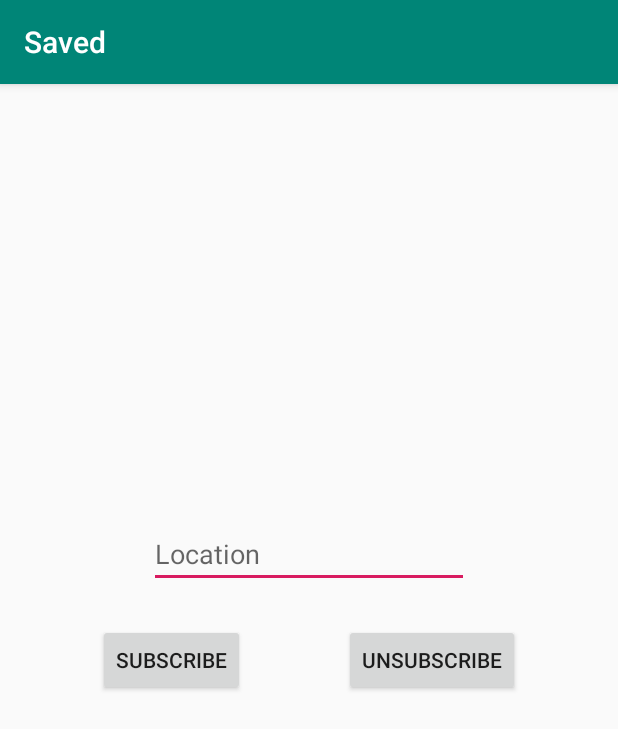
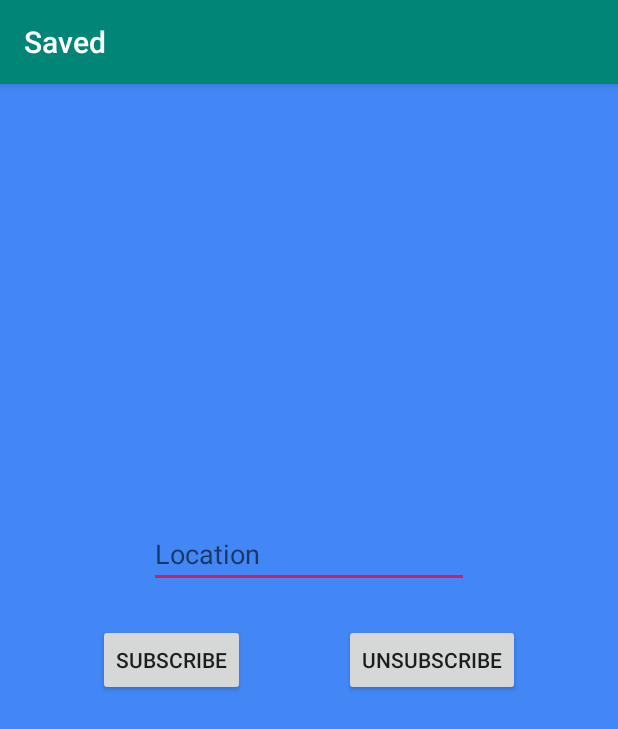
Before and after one commit to BluCodeGH/Saved, an Android app: the SubscribeActivity screen opened directly, with no data from a screen before it, on a phone screen of 412 x 824 dp. Shown: the top 729 px of the screen. Run offline under Robolectric (Android 15) with nearby library versions, the phone set to English and light mode, and no system bars.

Commit message:
big commit

```diff
--- a/app/src/main/java/com/example/saved/MainActivity.kt
+++ b/app/src/main/java/com/example/saved/MainActivity.kt
@@ -28,6 +28,9 @@ class MainActivity : AppCompatActivity() {
             val randomIntent = Intent(this, MapsActivity::class.java)
             startActivity(randomIntent)
 
+        } else {
+            Toast.makeText(baseContext, "Authentication failed.",
+                Toast.LENGTH_SHORT).show()
         }
 
         auth.signInWithEmailAndPassword(email, password)
--- a/app/src/main/res/layout/activity_main.xml
+++ b/app/src/main/res/layout/activity_main.xml
@@ -8,7 +8,7 @@
     android:orientation="vertical"
     android:gravity="center"
     android:background="@color/whitess"
-    tools:context=".CreateActivity">
+    tools:context=".MainActivity">
 
     <TextView
         android:id="@+id/textView"
--- a/app/src/main/res/layout/activity_subscribe.xml
+++ b/app/src/main/res/layout/activity_subscribe.xml
@@ -4,6 +4,7 @@
     xmlns:tools="http://schemas.android.com/tools"
     android:layout_width="match_parent"
     android:layout_height="match_parent"
+    android:background="@color/whitess"
     tools:context=".SubscribeActivity">
 
     <EditText
```
Also changed, not shown: app/src/main/res/drawable/5875155719ef112e47c69649.png (deleted), app/src/main/res/drawable/Earth-Globe-Transparent-Images-PNG.png (deleted), app/src/main/res/drawable/GHSYPS-globe.png (deleted), app/src/main/res/drawable/final (2).png (deleted), app/src/main/res/drawable/final (3).png (deleted), app/src/main/res/drawable/silverGlobe.png (deleted).
